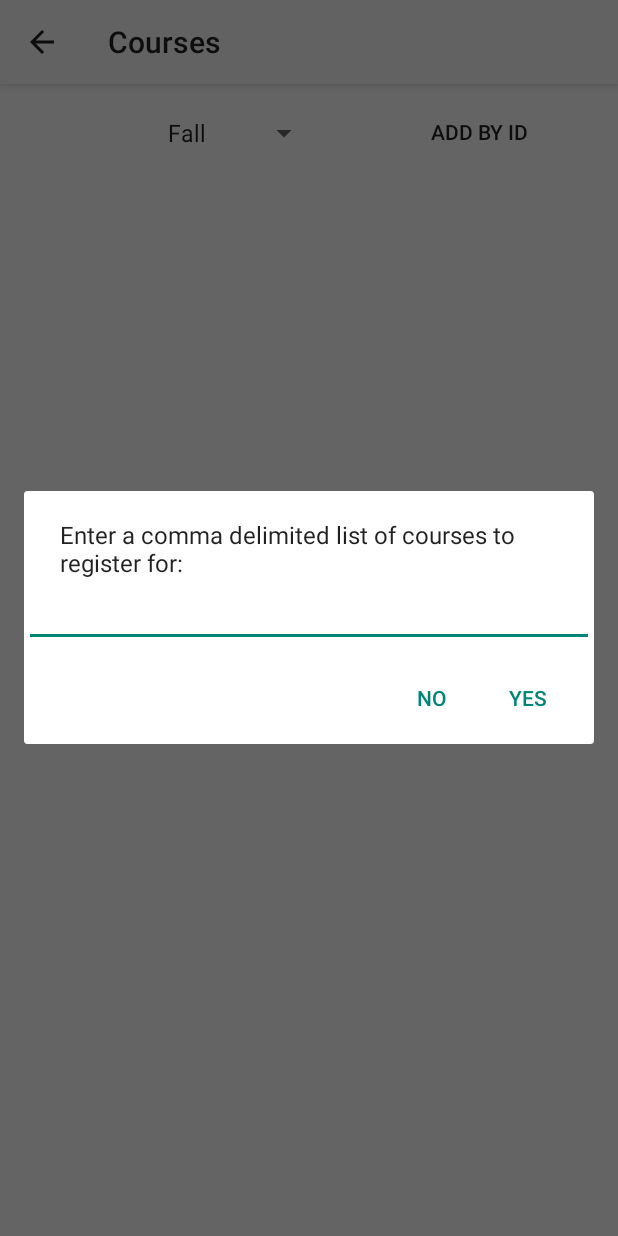
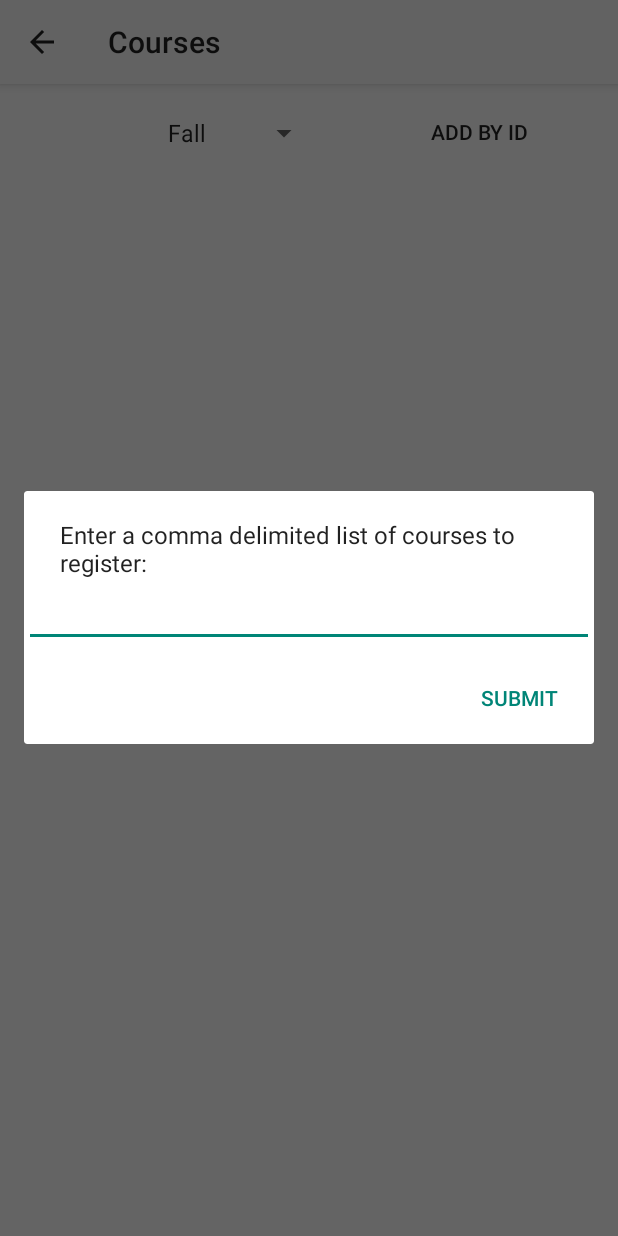
Before and after one commit to lelodragneel/CoursePicker, an Android app: the CoursesActivity screen opened directly, with no data from a screen before it, after a tap on "ADD BY ID", on a phone screen of 412 x 824 dp. Run offline under Robolectric (Android 15) with nearby library versions, the light colour scheme and no system bars; our stand-ins replace Firebase (no records; nobody signed in at launch, a user with empty details on screens opened directly).

Commit message:
added functionality of addID dialog

```diff
--- a/app/src/main/java/com/example/project/coursepicker/CoursesActivity.java
+++ b/app/src/main/java/com/example/project/coursepicker/CoursesActivity.java
@@ -6,6 +6,8 @@ import android.os.Bundle;
 import android.support.v7.app.AlertDialog;
 import android.support.v7.app.AppCompatActivity;
 import android.support.v7.widget.Toolbar;
+import android.text.InputType;
+import android.text.method.DigitsKeyListener;
 import android.util.Log;
 import android.view.View;
 import android.widget.AdapterView;
@@ -164,9 +166,22 @@ public class CoursesActivity extends AppCompatActivity {
      *
      * @param view The view where the add/drop button was clicked
      */
+
     public void addCourse(View view) {
+        addCourse(view.getTag().toString());
+    }
+
+    /**
+     * addCourse method used to add and drop a course
+     * from a user's current schedule with course id directly specified
+     *
+     * @param courseToAdd The course id to be added to the user profile
+     */
+
+    public void addCourse(String courseToAdd) {
         String selected = ddTerm.getSelectedItem().toString();
-        final String course = view.getTag().toString();
+        final String course = courseToAdd;
+        //final String course = view.getTag().toString();
 
         switch (selected) {
             case "Fall":
@@ -329,43 +344,45 @@ public class CoursesActivity extends AppCompatActivity {
         // Creating alert Dialog with one Button
         AlertDialog.Builder alertDialog = new AlertDialog.Builder(CoursesActivity.this);
 
-        // Setting Dialog Title
-        alertDialog.setTitle("");
-
         // Setting Dialog Message
-        alertDialog.setMessage("Enter a comma delimited list of courses to register for:");
+        alertDialog.setMessage("Enter a comma delimited list of courses to register:");
         final EditText input = new EditText(CoursesActivity.this);
+        //set possible inmput to only letters and comma
+        input.setKeyListener(DigitsKeyListener.getInstance("0123456789,"));
         LinearLayout.LayoutParams lp = new LinearLayout.LayoutParams(
                 LinearLayout.LayoutParams.MATCH_PARENT,
                 LinearLayout.LayoutParams.MATCH_PARENT);
         input.setLayoutParams(lp);
         alertDialog.setView(input);
-        //alertDialog.setView(input);
 
         // Setting Icon to Dialog TODO: Fix this
         //alertDialog.setIcon(R.drawable.key);
 
         // Setting Positive "Yes" Button
-        alertDialog.setPositiveButton("YES",
-                new DialogInterface.OnClickListener() {
-                    public void onClick(DialogInterface dialog, int which) {
-                        // Write your code here to execute after dialog
+        alertDialog.setPositiveButton("Submit",
+            new DialogInterface.OnClickListener() {
+                public void onClick(DialogInterface dialog, int which) {
+                    // Write your code here to execute after dialog
+                    parseAddIDs(input.getText().toString());
+                }
+            });
 
-                    }
-                });
-        // Setting Negative "NO" Button
-        alertDialog.setNegativeButton("NO",
-                new DialogInterface.OnClickListener() {
-                    public void onClick(DialogInterface dialog, int which) {
-                        // Write your code here to execute after dialog
-                        dialog.cancel();
-                    }
-                });
-
-        // closed
+        //alertDialog.
 
         // Showing Alert Message
         alertDialog.show();
     }
 
+    /**
+     * Parses a comma delimited string of courses and adds each one using the addCourse Method
+     * User will recieve a popup for each method
+     * @param input
+     */
+    private void parseAddIDs(String input){
+        String[] IDs = input.split(",");
+        for(String curr: IDs){
+            addCourse(curr);
+        }
+    }
+
 }
```
